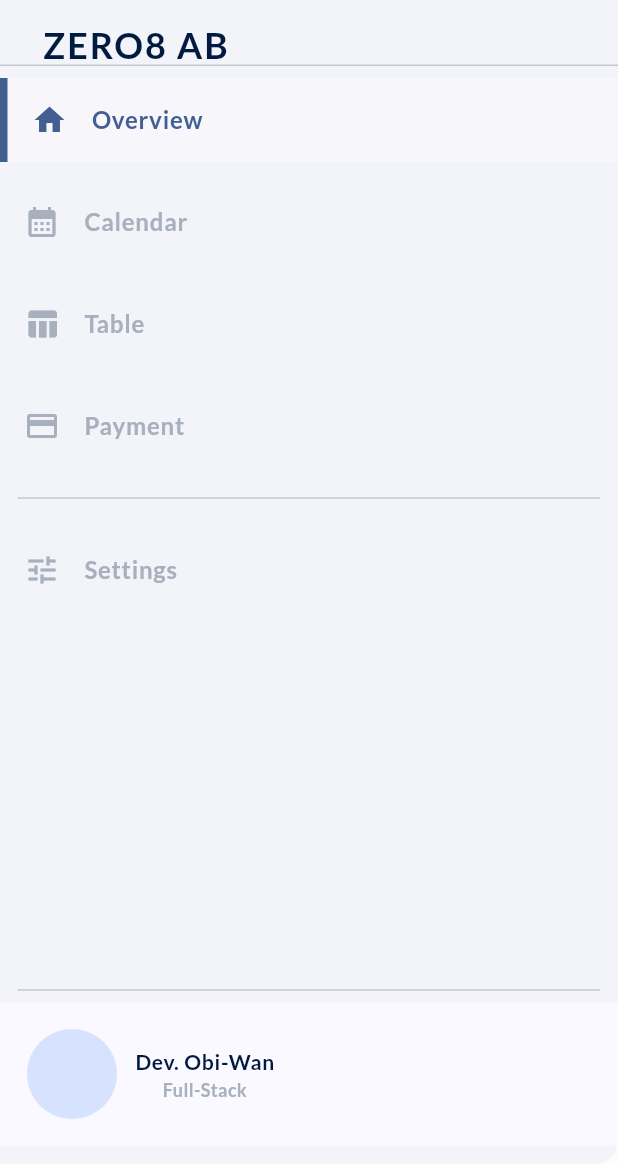
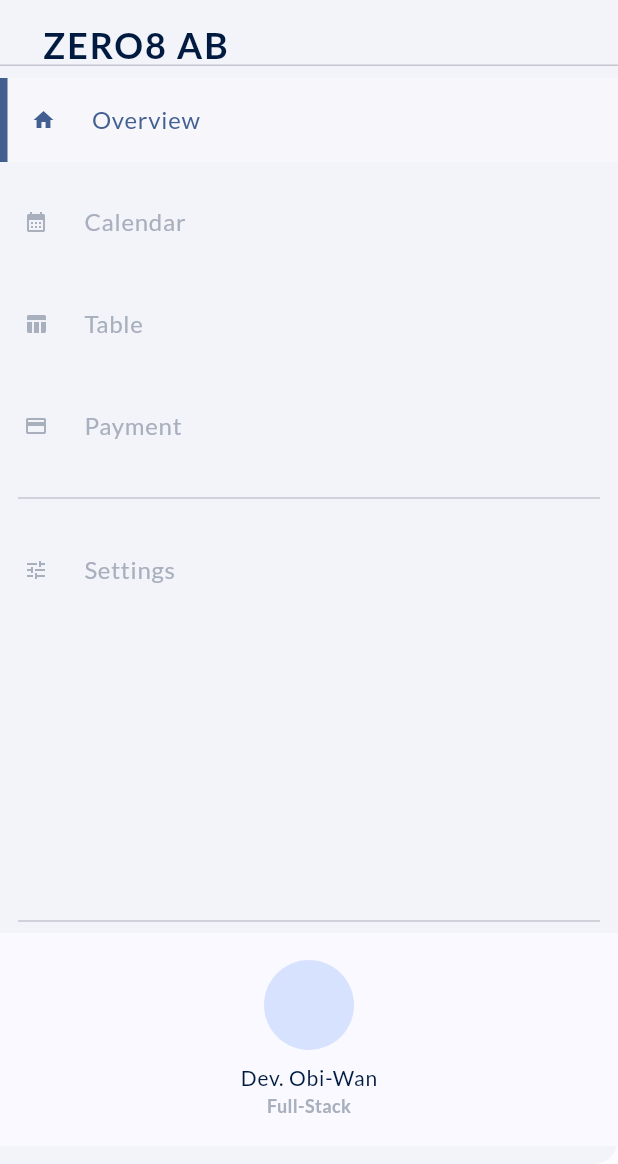
Before and after one commit to iammichellechic/timey-web-app, a Flutter app: the screen it shows after launch, in the side drawer, after a tap on the "person" icon, on a phone screen of 412 x 824 dp, the part 72-1236 px from its top. Run offline on Flutter 3.47's test engine with Material 2 defaults, Android fonts, the light colour scheme and no system bars; our stand-ins replace charts_flutter, get_it, graphql_flutter, responsive_builder, stacked, syncfusion_flutter_calendar; missing offline and left inert: assorted_layout_widgets, gql.

Commit message:
scrollable table, drawer, etc

```diff
--- a/lib/api_call.dart
+++ b/lib/api_call.dart
@@ -19,7 +19,6 @@ class SafeApiCall implements ISafeApiCall {
 
   final EndPoint _point = EndPoint();
 
-
   @override
   ObservableQuery<Object?> safeWatchQuery(String document) {
     ValueNotifier<GraphQLClient> _client = _point.getClient();
@@ -27,6 +26,7 @@ class SafeApiCall implements ISafeApiCall {
       WatchQueryOptions(
         document: gql(document),
         fetchResults: true,
+
       ),
     );
 
@@ -50,6 +50,7 @@ class SafeApiCall implements ISafeApiCall {
         variables: variables,
         fetchPolicy: FetchPolicy.cacheAndNetwork,
         optimisticResult: PartialDataCachePolicy.accept,
+
 
         //Does not update query after adding/deleting :(
         update: (cache, result) {
--- a/lib/endpoint_url.dart
+++ b/lib/endpoint_url.dart
@@ -4,7 +4,7 @@ import 'package:graphql_flutter/graphql_flutter.dart';
 class EndPoint {
   ValueNotifier<GraphQLClient> getClient() {
     ValueNotifier<GraphQLClient> _client = ValueNotifier(GraphQLClient(
-      link: HttpLink('http://api.zero8.io/ui/playground'),
+      link: HttpLink('https://api.zero8.io/graphql'),
 
       cache: GraphQLCache(store: HiveStore()),
     ));
--- a/lib/main.dart
+++ b/lib/main.dart
@@ -5,7 +5,7 @@ import 'package:timey_web/app/app.dart';
 import 'package:timey_web/locator.dart';
 
 
-//NOTE: the orientation this app is set to displayed in is indicated below
+//NOTE: the orientation this app is set to display is indicated below
 
 Future main() async {
   WidgetsFlutterBinding.ensureInitialized();
--- a/lib/navigation/routes_manager.dart
+++ b/lib/navigation/routes_manager.dart
@@ -3,7 +3,7 @@ import 'package:timey_web/presentation/ui/login/login.dart';
 import 'package:timey_web/presentation/ui/payment/payment_screen.dart';
 import 'package:timey_web/presentation/ui/signup/signup.dart';
 import '../presentation/ui/chart/chart_overview_screen.dart';
-import '../presentation/ui/form/timeblock_adding_page.dart';
+import '../presentation/ui/form/timeblock_form_page.dart';
 import '../presentation/ui/calendar/calendar_screen.dart';
 import '../presentation/ui/settings/settings_screen.dart';
 import '../presentation/ui/table/table_timeblock_screen.dart';
--- a/lib/presentation/base_layout.dart
+++ b/lib/presentation/base_layout.dart
@@ -9,7 +9,7 @@ import '../services/navigation_service.dart';
 import '../viewmodels/timeblocks_viewmodels.dart';
 import 'resources/values_manager.dart';
 import 'shared/menu_drawer.dart';
-import 'ui/form/timeblock_adding_page.dart';
+import 'ui/form/timeblock_form_page.dart';
 import 'widgets/animatedicon_widget.dart';
 
 //TODO: Fix appBar
--- a/lib/presentation/resources/theme_dark_manager.dart
+++ b/lib/presentation/resources/theme_dark_manager.dart
@@ -48,7 +48,7 @@ ThemeData getdarkAppTheme() {
           subtitle2:
               getBoldStyle(color: ColorManager.grey, fontSize: FontSize.s16),
           caption: getRegularStyle(color: ColorManager.darkPrimary),
-          bodyText1: getBoldStyle(
+          bodyText1: getRegularStyle(
               color: ColorManager.darkOnPrimaryContainer,
               fontSize: FontSize.s14),
           bodyText2:
--- a/lib/presentation/resources/theme_light_manager.dart
+++ b/lib/presentation/resources/theme_light_manager.dart
@@ -60,7 +60,7 @@ ThemeData getlightAppTheme() {
             getBoldStyle(color: ColorManager.grey, fontSize: FontSize.s16),
         caption: getRegularStyle(color: ColorManager.primary),
         bodyText1:
-            getBoldStyle(color: ColorManager.onPrimaryContainer, fontSize: FontSize.s14),
+            getRegularStyle(color: ColorManager.onPrimaryContainer, fontSize: FontSize.s14),
         bodyText2:
             getBoldStyle(color: ColorManager.grey, fontSize: FontSize.s12),
       ),
--- a/lib/presentation/shared/menu_drawer.dart
+++ b/lib/presentation/shared/menu_drawer.dart
@@ -25,11 +25,11 @@ class MenuDrawer extends StatelessWidget {
         builder: (context, sizingInformation) => Container(
               color: ColorManager.background,
               width: sizingInformation.isDesktop
-                  ? MediaQuery.of(context).size.width * 0.18
+                  ? MediaQuery.of(context).size.width * 0.15
                   : MediaQuery.of(context).size.width,
               child: Drawer(
                 child: Column(
-                  crossAxisAlignment: CrossAxisAlignment.start,
+                  crossAxisAlignment: CrossAxisAlignment.stretch,
                   children: [
                     buildHeader(context),
                     buildNavItems(context),
@@ -39,7 +39,6 @@ class MenuDrawer extends StatelessWidget {
                       endIndent: AppMargin.m12,
                     ),
                     buildUserProfile(context),
-
                     const SizedBox(height: 12),
                     if (permanentlyDisplay)
                       VerticalDivider(
@@ -117,9 +116,10 @@ class MenuDrawer extends StatelessWidget {
         shape: shape,
         selected: isSelected,
         selectedTileColor: Colors.white24,
-        leading: Icon(icon, color: color),
+        leading: Icon(icon, color: color, size: FontSize.s16),
         title: Text(text,
-            style: makeYourOwnBoldStyle(fontSize: FontSize.s16, color: color)),
+            style:
+                makeYourOwnRegularStyle(fontSize: FontSize.s16, color: color)),
         onTap: () => selectItem(context, item),
       ),
     );
@@ -158,15 +158,13 @@ class MenuDrawer extends StatelessWidget {
               height: 100,
               child: DrawerHeader(
                   child: SizedBox(
-
                 child: Column(
                   children: [
                     if (sizingInformation.isMobile)
                       Align(
                         alignment: Alignment.topRight,
-                  child: IconButton(icon: Icon(
-                        Icons.arrow_back
-                      ),
+                        child: IconButton(
+                            icon: Icon(Icons.arrow_back),
                             onPressed: () {
                               //_navigationService.goBack();
                               Scaffold.of(context).closeDrawer();
@@ -175,8 +173,9 @@ class MenuDrawer extends StatelessWidget {
                     Align(
                       alignment: Alignment.centerLeft,
                       child: Padding(
-                    padding: const EdgeInsets.only(left:AppPadding.p12),
-                    child: Text('ZERO8 AB', style: Theme.of(context).textTheme.headline1),
+                        padding: const EdgeInsets.only(left: AppPadding.p12),
+                        child: Text('ZERO8 AB',
+                            style: Theme.of(context).textTheme.headline1),
                       ),
                     ),
                   ],
@@ -189,31 +188,22 @@ class MenuDrawer extends StatelessWidget {
         child: Center(
           child: Container(
               padding: EdgeInsets.all(AppPadding.p18),
-            child: Row(
+              child: Column(
                 children: [
-                Flexible(
-                  child: CircleAvatar(
+                  CircleAvatar(
                     radius: 30,
                   ),
-                ),
-                SizedBox(width: AppSize.s12),
-                Flexible(
-                    child: Column(
-                  mainAxisAlignment: MainAxisAlignment.spaceAround,
-                  children: [
-                    SelectableText(
+                  SizedBox(height: AppSize.s8),
+                  Text(
                     'Dev. Obi-Wan',
                     style: Theme.of(context).textTheme.bodyText1,
                   ),
-                    SelectableText(
+                  Text(
                     'Full-Stack',
                     style: Theme.of(context).textTheme.bodyText2,
                   ),
                 ],
               )),
-              ],
-            ),
-          ),
         ),
       );
 }
--- a/lib/presentation/ui/chart/chart_overview_screen.dart
+++ b/lib/presentation/ui/chart/chart_overview_screen.dart
@@ -32,9 +32,7 @@ class DashBoardScreen extends StatelessWidget {
               child: TabBarWidget(
                 tabs: [
                   Tab(
-                      icon: Padding(
-                    padding: const EdgeInsets.only(left: AppPadding.p12),
-                    child: Row(
+                      icon: Row(
                       children: [
                         Icon(
                           Icons.calendar_month,
@@ -46,7 +44,7 @@ class DashBoardScreen extends StatelessWidget {
                             style: Theme.of(context).textTheme.subtitle1)
                       ],
                     ),
-                  )),
+                  ),
                   Tab(
                     icon: Row(
                       children: [
--- a/lib/presentation/ui/chart/charts_monthly_page.dart
+++ b/lib/presentation/ui/chart/charts_monthly_page.dart
@@ -37,7 +37,7 @@ class MonthlyChart extends ViewModelWidget<TimeBlocksViewModel> {
   }
 
   Widget buildChartWidget(BuildContext context, TimeBlocksViewModel viewModel) {
-    //DO: id:tags.name
+    //TODO: id:tags.name
     final ScrollController controller = ScrollController();
 
     List<charts.Series<utils.EntryTotal, String>> seriesData = [
--- a/lib/presentation/ui/table/table_timeblock_page.dart
+++ b/lib/presentation/ui/table/table_timeblock_page.dart
@@ -8,6 +8,8 @@ import '../../resources/formats_manager.dart';
 import '../../resources/styles_manager.dart';
 import '/presentation/resources/color_manager.dart';
 
+//DO: Paginated datatable and sort dates
+
 class MyDataTable extends ViewModelWidget<TimeBlocksViewModel> {
   const MyDataTable({Key? key}) : super(key: key);
 
@@ -17,7 +19,7 @@ class MyDataTable extends ViewModelWidget<TimeBlocksViewModel> {
         ? Container(
             padding: EdgeInsets.only(top: AppPadding.p40),
             child: Column(children: [
-              buildSearchField(context),
+
               const SizedBox(height: AppSize.s30),
               Container(
                   decoration: BoxDecoration(
@@ -113,6 +115,7 @@ class MyDataTable extends ViewModelWidget<TimeBlocksViewModel> {
             ),
           );
   }
+
 }
 
 DataColumn buildDataColumn(
--- a/lib/presentation/widgets/dialogs_widget.dart
+++ b/lib/presentation/widgets/dialogs_widget.dart
@@ -1,5 +1,5 @@
 import 'package:flutter/material.dart';
-import '../ui/form/timeblock_adding_page.dart';
+import '../ui/form/timeblock_form_page.dart';
 
 import '../../model/timeblock.dart';
 
--- a/lib/presentation/widgets/tabbar_widget.dart
+++ b/lib/presentation/widgets/tabbar_widget.dart
@@ -22,6 +22,8 @@ class TabBarWidget extends StatelessWidget {
                 preferredSize: Size.fromHeight(AppSize.s50),
                 child: Align(
                   alignment: Alignment.centerLeft,
+                  child: Padding(
+                    padding: const EdgeInsets.only(left:AppPadding.p12),
                     child: TabBar(
                       isScrollable: true,
                       tabs: tabs,
@@ -30,6 +32,7 @@ class TabBarWidget extends StatelessWidget {
                               AppSize.s50), // Creates border
                           color: Theme.of(context).colorScheme.primaryContainer),
                     ),
+                  ),
                 )),
             elevation: 0,
           ),
--- a/lib/schemas/timeblocks_schema.dart
+++ b/lib/schemas/timeblocks_schema.dart
@@ -19,7 +19,6 @@ mutation(\$userId:Int, \$startTime: DateTime, \$reportedMinutes: Int){
     userIdCreated
     }
 }
-
  """;
 
   static String deleteTimeBlock = """
--- a/lib/services/timeblocks_api_service.dart
+++ b/lib/services/timeblocks_api_service.dart
@@ -17,6 +17,11 @@ class TimeBlockDataSource implements ITimeBlockDatasource {
   final _api = locator<SafeApiCall>();
 
   @override
+  ObservableQuery<Object?> getTimeBlocks() {
+    return _api.safeWatchQuery(TimeBlocksSchema.getTimeblocks);
+  }
+
+  @override
   Future<TimeBlock> createTimeBlocks(TimeBlock timeBlock) async {
     final result = await _api.safeMutation(
       documentMutation: TimeBlocksSchema.createTimeblocks,
@@ -33,14 +38,10 @@ class TimeBlockDataSource implements ITimeBlockDatasource {
     final TimeBlock model =
         TimeBlock.fromJson(result.data!['createTimeBlock']);
 
-
     return model;
   }
 
-  @override
-  ObservableQuery<Object?> getTimeBlocks() {
-    return _api.safeWatchQuery(TimeBlocksSchema.getTimeblocks);
-  }
+
 
   @override
   Future<TimeBlock> deleteTimeBlock(String? timeBlockId) async {
--- a/lib/viewmodels/timeblocks_viewmodels.dart
+++ b/lib/viewmodels/timeblocks_viewmodels.dart
@@ -18,8 +18,6 @@ class TimeBlocksViewModel extends ChangeNotifier
   final _api = locator<TimeBlockDataSource>();
   final _controller = StreamController<List<TimeBlock>>();
 
-  //This did not work
-  //final _controller = StreamController<List<TimeBlock>>.broadcast();
 
   List<TimeBlock> _appointmentData = [];
   List<TimeBlock> get appointmentData => _appointmentData;
@@ -83,4 +81,6 @@ class TimeBlocksViewModel extends ChangeNotifier
     await deleteTimeBlock(timeBlockId);
     notifyListeners();
   }
+
+
 }
```
Also changed, not shown: lib/presentation/ui/form/timeblock_form_page.dart (renamed from lib/presentation/ui/form/timeblock_adding_page.dart, +13 -11 lines), lib/presentation/ui/table/table_timeblock_screen.dart (+24 -6 lines), lib/presentation/widgets/actionbuttons_widget.dart (+18 -13 lines). Lines whose indentation alone changed are shown as unchanged.
